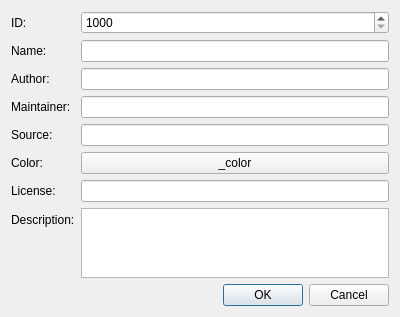
Old version of the form kstars/dialogs/catalogeditform.ui in the repository KDE/kstars.
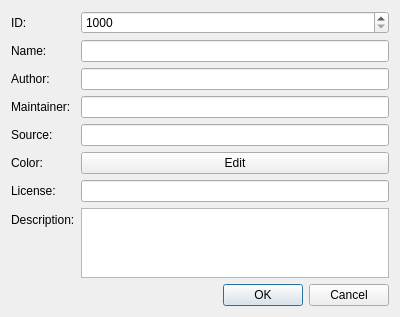
New version of the form.

Commit message: implement color selection for catalog edit form

Patch:
```diff
--- a/kstars/dialogs/catalogeditform.ui
+++ b/kstars/dialogs/catalogeditform.ui
@@ -83,7 +83,7 @@
      <item row="5" column="1">
       <widget class="QPushButton" name="color">
        <property name="text">
-        <string>_color</string>
+        <string>Edit</string>
        </property>
       </widget>
      </item>
```
The commit also changes 7 other files.
